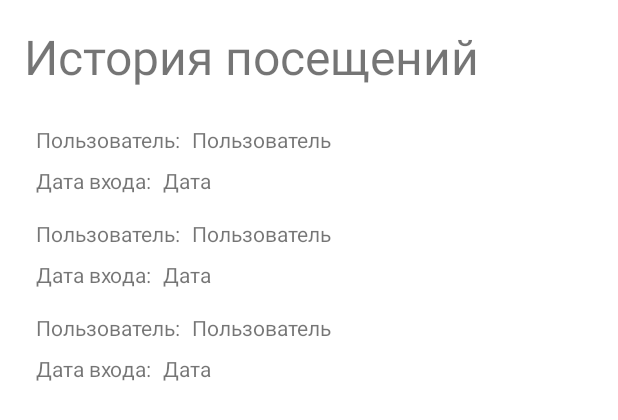
After one commit to OliverHDA/Users, an Android app: the layout fragment_visit_history.xml on its own in the app's theme, with its tools: preview values and no code run, on a phone screen of 412 x 824 dp. The commit adds this screen. Shown: the top 420 px of the screen. Run offline under Robolectric (Android 15) with nearby library versions, the phone set to English and light mode, and no system bars.

Commit message:
Подготовил макеты экранов

```diff
--- /dev/null
+++ b/app/src/main/res/layout/fragment_visit_history.xml
@@ -0,0 +1,31 @@
+<?xml version="1.0" encoding="utf-8"?>
+<androidx.constraintlayout.widget.ConstraintLayout xmlns:android="http://schemas.android.com/apk/res/android"
+    xmlns:app="http://schemas.android.com/apk/res-auto"
+    xmlns:tools="http://schemas.android.com/tools"
+    android:layout_width="match_parent"
+    android:layout_height="match_parent"
+    android:padding="@dimen/defaultPadding"
+    tools:context=".VisitHistoryFragment">
+
+    <TextView
+        android:id="@+id/visitTitle"
+        android:layout_width="match_parent"
+        android:layout_height="wrap_content"
+        android:text="@string/visit_history"
+        android:textSize="@dimen/title_text_size"
+        app:layout_constraintStart_toStartOf="parent"
+        app:layout_constraintTop_toTopOf="parent" />
+
+    <androidx.recyclerview.widget.RecyclerView
+        android:layout_width="match_parent"
+        android:layout_height="0dp"
+        android:layout_marginTop="@dimen/defaultMargin"
+        android:orientation="vertical"
+        app:layoutManager="androidx.recyclerview.widget.LinearLayoutManager"
+        app:layout_constraintBottom_toBottomOf="parent"
+        app:layout_constraintEnd_toEndOf="parent"
+        app:layout_constraintStart_toStartOf="parent"
+        app:layout_constraintTop_toBottomOf="@id/visitTitle"
+        tools:listitem="@layout/item_visit"/>
+
+</androidx.constraintlayout.widget.ConstraintLayout>
--- /dev/null
+++ b/app/src/main/res/layout/item_visit.xml
@@ -0,0 +1,42 @@
+<?xml version="1.0" encoding="utf-8"?>
+<androidx.constraintlayout.widget.ConstraintLayout xmlns:android="http://schemas.android.com/apk/res/android"
+    xmlns:app="http://schemas.android.com/apk/res-auto"
+    android:layout_width="wrap_content"
+    android:layout_height="wrap_content"
+    android:padding="@dimen/small_padding">
+
+    <TextView
+        android:id="@+id/_user"
+        android:layout_width="wrap_content"
+        android:layout_height="wrap_content"
+        android:text="@string/_user"
+        app:layout_constraintStart_toStartOf="parent"
+        app:layout_constraintTop_toTopOf="parent" />
+
+    <TextView
+        android:id="@+id/user"
+        android:layout_width="wrap_content"
+        android:layout_height="wrap_content"
+        android:layout_marginStart="@dimen/small_margin"
+        android:text="@string/user"
+        app:layout_constraintStart_toEndOf="@id/_user"
+        app:layout_constraintTop_toTopOf="@id/_user" />
+
+    <TextView
+        android:id="@+id/_date"
+        android:layout_width="wrap_content"
+        android:layout_height="wrap_content"
+        android:layout_marginTop="@dimen/small_margin"
+        android:text="@string/sign_in_date"
+        app:layout_constraintStart_toStartOf="parent"
+        app:layout_constraintTop_toBottomOf="@id/user" />
+
+    <TextView
+        android:id="@+id/date"
+        android:layout_width="wrap_content"
+        android:layout_height="wrap_content"
+        android:layout_marginStart="@dimen/small_margin"
+        android:text="@string/date"
+        app:layout_constraintStart_toEndOf="@id/_date"
+        app:layout_constraintTop_toTopOf="@id/_date" />
+</androidx.constraintlayout.widget.ConstraintLayout>
--- /dev/null
+++ b/app/src/main/res/values/dimens.xml
@@ -0,0 +1,9 @@
+<?xml version="1.0" encoding="utf-8"?>
+<resources>
+    <dimen name="title_text_size">32sp</dimen>
+    <dimen name="defaultPadding">16dp</dimen>
+    <dimen name="defaultMargin">16dp</dimen>
+    <dimen name="default_text_size">18sp</dimen>
+    <dimen name="small_margin">8dp</dimen>
+    <dimen name="small_padding">8dp</dimen>
+</resources>
--- a/app/src/main/res/values/strings.xml
+++ b/app/src/main/res/values/strings.xml
@@ -1,3 +1,10 @@
 <resources>
     <string name="app_name">Users</string>
+    <string name="sign_in">Вход</string>
+    <string name="user">Пользователь</string>
+    <string name="password">Пароль</string>
+    <string name="visit_history">История посещений</string>
+    <string name="date">Дата</string>
+    <string name="sign_in_date">Дата входа:</string>
+    <string name="_user">Пользователь:</string>
 </resources>
```
Also changed, not shown: app/build.gradle (+6 -6 lines), app/src/main/java/com/example/users/AuthFragment.kt (added, +59 -0 lines), app/src/main/java/com/example/users/VisitHistoryFragment.kt (added, +59 -0 lines), app/src/main/res/layout/fragment_auth.xml (added, +78 -0 lines).
